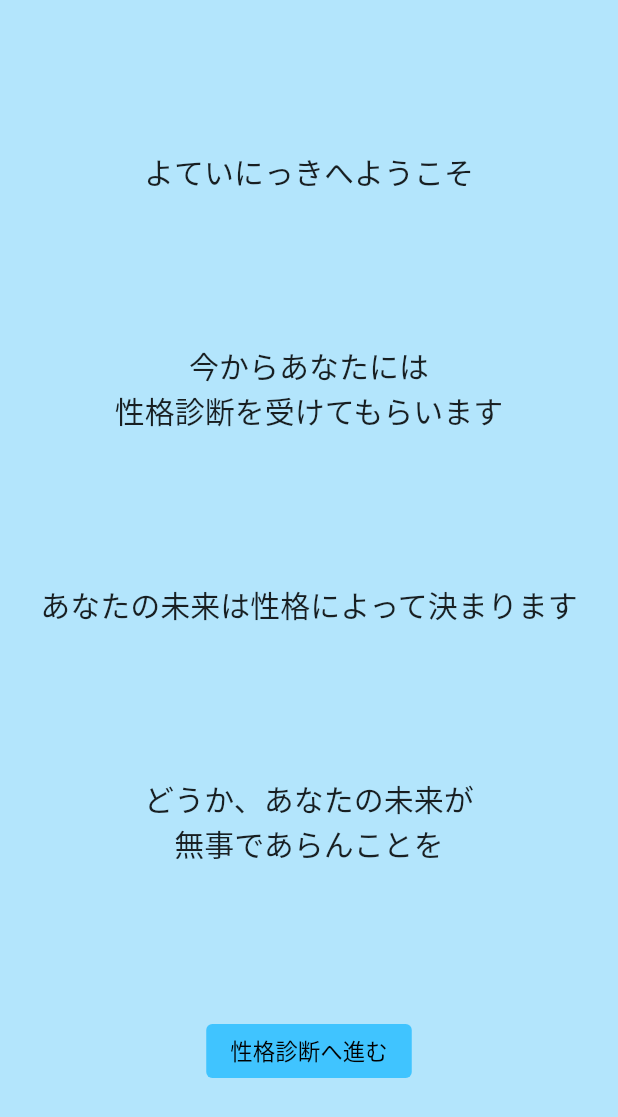
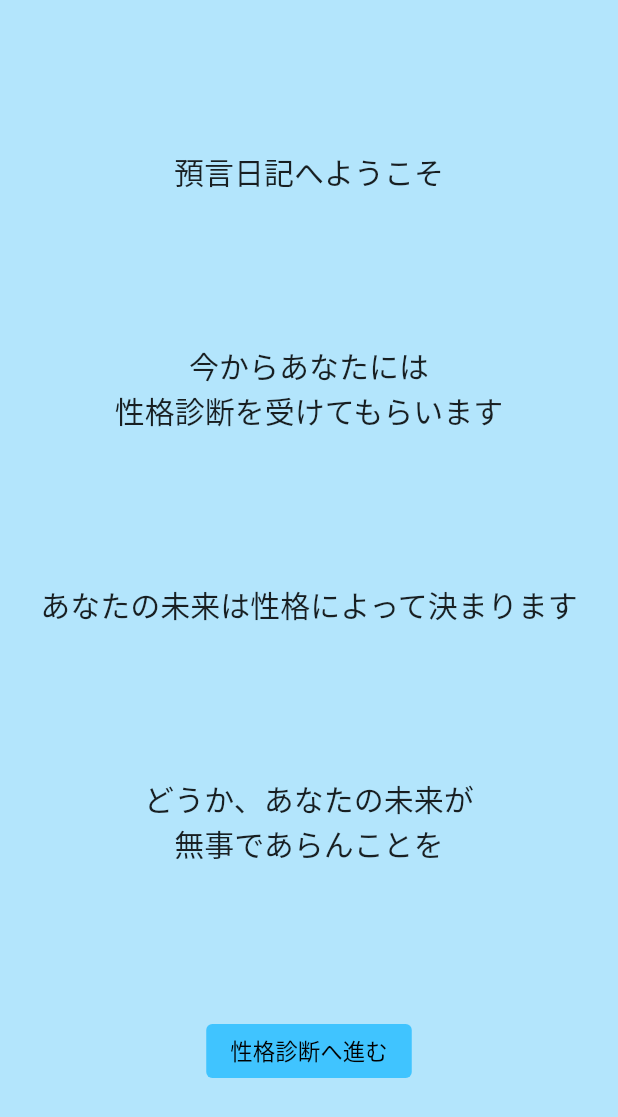
Before and after one commit to yama-yeah/mirai_nikki, a Flutter app: the screen it shows after launch, on a phone screen of 412 x 824 dp. Shown: the top 1117 px of the screen. Run offline on Flutter 3.47's test engine with Material 2 defaults, Android fonts, the phone set to English and light mode, and no system bars; our stand-ins replace dotted_line, flutter_easyloading, flutter_hooks, flutter_secure_storage, font_awesome_flutter, freezed_annotation and 4 more.

Commit message:
fix welcome message

```diff
--- a/front/lib/ui/welcome/welcome_view.dart
+++ b/front/lib/ui/welcome/welcome_view.dart
@@ -13,7 +13,7 @@ class WelcomeView extends HookConsumerWidget {
         Container(),
         const Spacer(),
         const Text(
-          "よていにっきへようこそ",
+          "預言日記へようこそ",
           style: TextStyle(fontSize: 20),
         ),
         const Spacer(),
```
